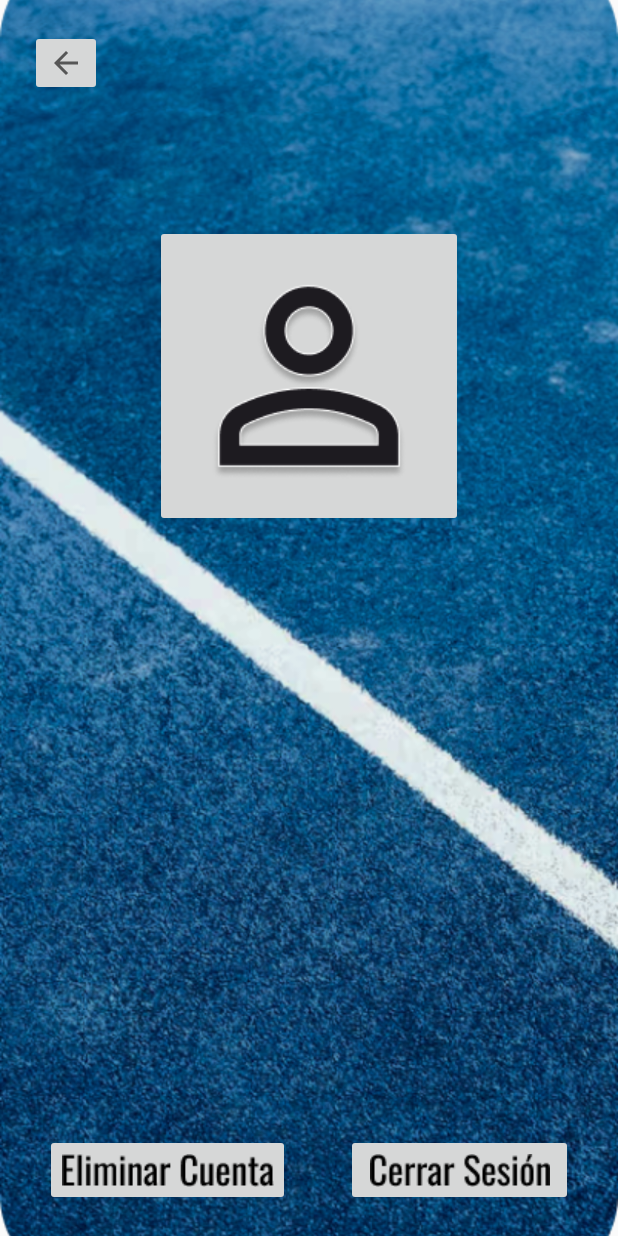
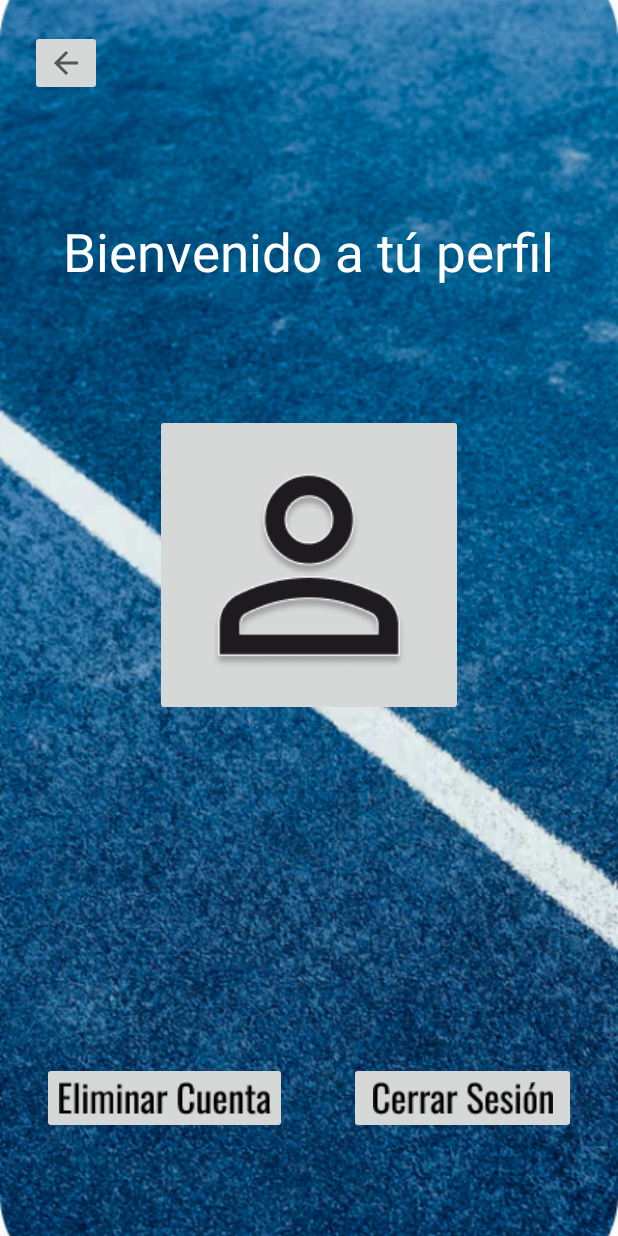
Before and after one commit to SebastianDRC/Matchplay, an Android app: the Perfil screen opened directly, with no data from a screen before it, on a phone screen of 412 x 824 dp. Run offline under Robolectric (Android 15) with nearby library versions, the phone set to English and light mode, and no system bars; our stand-ins replace Firebase (no records; nobody signed in at launch, a user with empty details on screens opened directly).

Commit message:
perfil con eliminación de cuenta ya terminado

```diff
--- a/app/build.gradle
+++ b/app/build.gradle
@@ -34,6 +34,8 @@ android {
 }
 
 dependencies {
+    implementation ("com.google.firebase:firebase-auth:21.0.1")
+    implementation ("com.google.firebase:firebase-firestore:24.0.0")
     implementation(platform("com.google.firebase:firebase-bom:33.5.1"))
     implementation("com.google.firebase:firebase-analytics-ktx")
     implementation("com.google.firebase:firebase-firestore-ktx")
--- a/app/src/main/AndroidManifest.xml
+++ b/app/src/main/AndroidManifest.xml
@@ -1,6 +1,7 @@
 <?xml version="1.0" encoding="utf-8"?>
 <manifest xmlns:android="http://schemas.android.com/apk/res/android"
     xmlns:tools="http://schemas.android.com/tools">
+    <uses-permission android:name="android.permission.INTERNET" />
 
     <application
         android:allowBackup="true"
@@ -40,9 +41,6 @@
             android:name=".Menu"
             android:exported="false" />
         <activity
-            android:name=".Editar_Perfil"
-            android:exported="false" />
-        <activity
             android:name=".Tus_Comunidades"
             android:exported="false" />
         <activity
--- a/app/src/main/java/com/example/matchplay/MainActivity.kt
+++ b/app/src/main/java/com/example/matchplay/MainActivity.kt
@@ -12,6 +12,7 @@ import com.google.firebase.ktx.Firebase
 
 class MainActivity : AppCompatActivity() {
     private val auth = FirebaseAuth.getInstance()
+
 
     override fun onCreate(savedInstanceState: Bundle?) {
         super.onCreate(savedInstanceState)
--- a/app/src/main/java/com/example/matchplay/Perfil.kt
+++ b/app/src/main/java/com/example/matchplay/Perfil.kt
@@ -4,23 +4,26 @@ import android.content.Intent
 import android.os.Bundle
 import android.util.Log
 import android.widget.ImageButton
+import android.widget.TextView
 import android.widget.Toast
 import androidx.activity.result.PickVisualMediaRequest
 import androidx.activity.result.contract.ActivityResultContracts
 import androidx.appcompat.app.AppCompatActivity
 import com.google.firebase.auth.FirebaseAuth
 import com.google.firebase.auth.FirebaseUser
+import com.google.firebase.firestore.FirebaseFirestore
+import com.google.firebase.firestore.FirebaseFirestoreSettings
 
 class Perfil : AppCompatActivity() {
 
+    private lateinit var auth: FirebaseAuth
+    private lateinit var db: FirebaseFirestore
+    private lateinit var nameTextView: TextView
 
-    private lateinit var auth: FirebaseAuth
-
-
+    // Configuración para seleccionar una imagen
     private val pickMedia = registerForActivityResult(ActivityResultContracts.PickVisualMedia()) { uri ->
         if (uri != null) {
             Log.i("SeleccionarImagen", "Imagen seleccionada: $uri")
-            // Aquí puedes manejar la imagen seleccionada
         } else {
             Log.i("SeleccionarImagen", "No se seleccionó ninguna imagen")
         }
@@ -30,8 +33,35 @@ class Perfil : AppCompatActivity() {
         super.onCreate(savedInstanceState)
         setContentView(R.layout.activity_perfil)
 
+        // Inicializar Firebase Auth y Firestore
+        db = FirebaseFirestore.getInstance()
+        db.firestoreSettings = FirebaseFirestoreSettings.Builder()
+            .setPersistenceEnabled(true)
+            .build()
+        auth = FirebaseAuth.getInstance()
 
-        auth = FirebaseAuth.getInstance()
+        // Inicializar TextView donde se mostrará el nombre
+        nameTextView = findViewById(R.id.nameTextView)
+
+        // Obtener ID de usuario actual y recuperar el nombre desde Firestore
+        val userId = auth.currentUser?.uid
+        if (userId != null) {
+            db.collection("users").document(userId)
+                .get()
+                .addOnSuccessListener { document ->
+                    if (document != null && document.exists()) {
+                        val name = document.getString("name")
+                        nameTextView.text = "Bienvenido, $name"
+                    } else {
+                        Toast.makeText(this, "No se encontró el perfil", Toast.LENGTH_SHORT).show()
+                    }
+                }
+                .addOnFailureListener { e ->
+                    Toast.makeText(this, "Error al obtener el perfil: ${e.message}", Toast.LENGTH_SHORT).show()
+                }
+        } else {
+            Log.e("Perfil", "El usuario no está autenticado")
+        }
 
         // Configuración para botón de selección de imagen
         val buttonImage: ImageButton = findViewById(R.id.imageButton5)
@@ -42,8 +72,10 @@ class Perfil : AppCompatActivity() {
         // Configuración para botón de cerrar sesión
         val buttonCerrarSesion: ImageButton = findViewById(R.id.imageButtoncerrar_sesion)
         buttonCerrarSesion.setOnClickListener {
+            auth.signOut()
             val intent = Intent(this, MainActivity::class.java)
             startActivity(intent)
+            finish()
         }
 
         // Configuración para botón de retroceso
@@ -51,6 +83,7 @@ class Perfil : AppCompatActivity() {
         buttonAtras.setOnClickListener {
             val intent = Intent(this, Menu::class.java)
             startActivity(intent)
+            finish()
         }
 
         // Configuración para botón de eliminar cuenta
@@ -65,13 +98,21 @@ class Perfil : AppCompatActivity() {
         }
     }
 
-    // Función para eliminar la cuenta del usuario
+    // Función para eliminar la cuenta del usuario y su documento en Firestore
     private fun deleteAccount(user: FirebaseUser) {
+        val userId = user.uid
+
+        // Primero, intenta eliminar el documento del usuario en Firestore
+        db.collection("users").document(userId)
+            .delete()
+            .addOnSuccessListener {
+                Log.d("DeleteAccount", "Documento del usuario eliminado de Firestore")
+
+                // Luego, elimina la cuenta de autenticación del usuario
                 user.delete()
                     .addOnCompleteListener { task ->
                         if (task.isSuccessful) {
                             Toast.makeText(this, "Cuenta eliminada correctamente", Toast.LENGTH_SHORT).show()
-                    // Redirige al usuario a la pantalla de inicio de sesión o cierra la aplicación
                             val intent = Intent(this, MainActivity::class.java)
                             startActivity(intent)
                             finish()
@@ -81,6 +122,9 @@ class Perfil : AppCompatActivity() {
                         }
                     }
             }
-
-
+            .addOnFailureListener { e ->
+                Log.e("DeleteAccount", "Error al eliminar el documento en Firestore", e)
+                Toast.makeText(this, "Error al eliminar los datos del perfil en Firestore", Toast.LENGTH_SHORT).show()
             }
+    }
+}
--- a/app/src/main/res/layout/activity_perfil.xml
+++ b/app/src/main/res/layout/activity_perfil.xml
@@ -9,18 +9,22 @@
     tools:context=".Crear_cuenta">
 
     <!-- Fondo de pantalla completo -->
+
+    <!-- Fondo para el nombre -->
+
     <ImageView
         android:id="@+id/imageView5"
         android:layout_width="match_parent"
         android:layout_height="match_parent"
         android:scaleType="centerCrop"
         android:src="@drawable/perfil_fondo"
+        app:layout_constraintBottom_toBottomOf="parent"
+        app:layout_constraintEnd_toEndOf="parent"
+        app:layout_constraintHorizontal_bias="0.0"
+        app:layout_constraintStart_toStartOf="parent"
         app:layout_constraintTop_toTopOf="parent"
-        app:layout_constraintBottom_toBottomOf="parent"
-        app:layout_constraintStart_toStartOf="parent"
-        app:layout_constraintEnd_toEndOf="parent" />
+        app:layout_constraintVertical_bias="1.0" />
 
-    <!-- Fondo para el nombre -->
     <ImageView
         android:id="@+id/imageView6"
         android:layout_width="0dp"
@@ -45,28 +49,31 @@
         android:layout_marginStart="30dp"/>
 
     <!-- Botón de cerrar sesión -->
+
+    <!-- Botón de eliminar cuenta -->
+
+    <!-- Botón de retroceso -->
+
     <ImageButton
         android:id="@+id/imageButtoncerrar_sesion"
         android:layout_width="151dp"
         android:layout_height="48dp"
-        app:srcCompat="@drawable/cerrar_sesi_n"
+        android:layout_marginEnd="28dp"
+        android:layout_marginBottom="68dp"
         app:layout_constraintBottom_toBottomOf="parent"
         app:layout_constraintEnd_toEndOf="parent"
-        android:layout_marginEnd="30dp"
-        android:layout_marginBottom="20dp"/>
+        app:srcCompat="@drawable/cerrar_sesi_n" />
 
-    <!-- Botón de eliminar cuenta -->
     <ImageButton
         android:id="@+id/imageButton3"
         android:layout_width="163dp"
         android:layout_height="48dp"
-        app:srcCompat="@drawable/eliminar_cuenta"
+        android:layout_marginStart="28dp"
+        android:layout_marginBottom="68dp"
         app:layout_constraintBottom_toBottomOf="parent"
         app:layout_constraintStart_toStartOf="parent"
-        android:layout_marginStart="30dp"
-        android:layout_marginBottom="20dp"/>
+        app:srcCompat="@drawable/eliminar_cuenta" />
 
-    <!-- Botón de retroceso -->
     <ImageButton
         android:id="@+id/imageButton2"
         android:layout_width="wrap_content"
@@ -78,14 +85,28 @@
         android:layout_marginStart="20dp"/>
 
     <!-- Botón de selección de imagen -->
+
     <ImageButton
         android:id="@+id/imageButton5"
         android:layout_width="wrap_content"
         android:layout_height="wrap_content"
-        app:srcCompat="@drawable/person"
+        android:layout_marginTop="276dp"
+        app:layout_constraintEnd_toEndOf="parent"
+        app:layout_constraintStart_toStartOf="parent"
         app:layout_constraintTop_toTopOf="parent"
+        app:srcCompat="@drawable/person" />
+
+    <TextView
+        android:id="@+id/nameTextView"
+        android:layout_width="wrap_content"
+        android:layout_height="wrap_content"
+        android:layout_marginTop="144dp"
+        android:text="Bienvenido a tú perfil"
+        android:textColor="@color/white"
+        android:textSize="35sp"
+        app:layout_constraintEnd_toEndOf="parent"
+        app:layout_constraintHorizontal_bias="0.494"
         app:layout_constraintStart_toStartOf="parent"
-        app:layout_constraintEnd_toEndOf="parent"
-        android:layout_marginTop="150dp"/>
+        app:layout_constraintTop_toTopOf="parent" />
 
 </androidx.constraintlayout.widget.ConstraintLayout>
```
Also changed, not shown: app/src/main/java/com/example/matchplay/Registrar_cuenta.kt (+38 -18 lines), 1 other file. Lines whose indentation alone changed are shown as unchanged.
